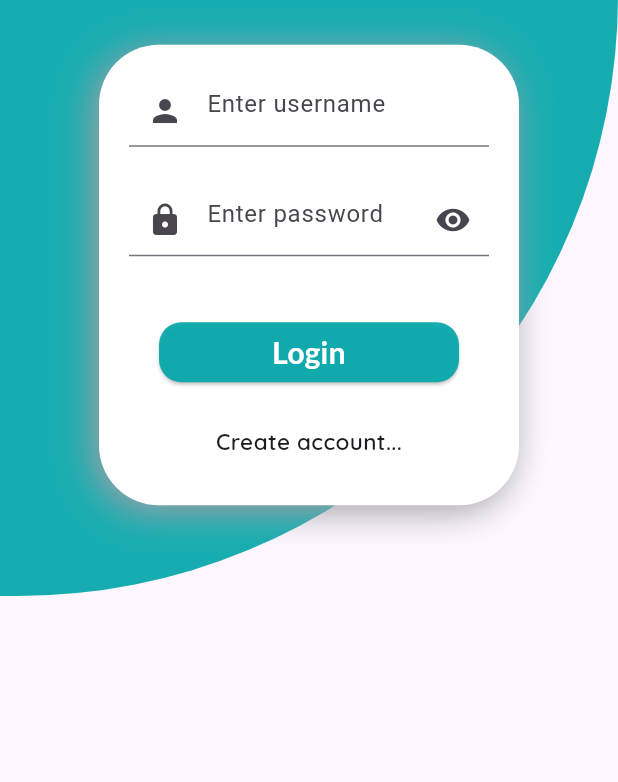
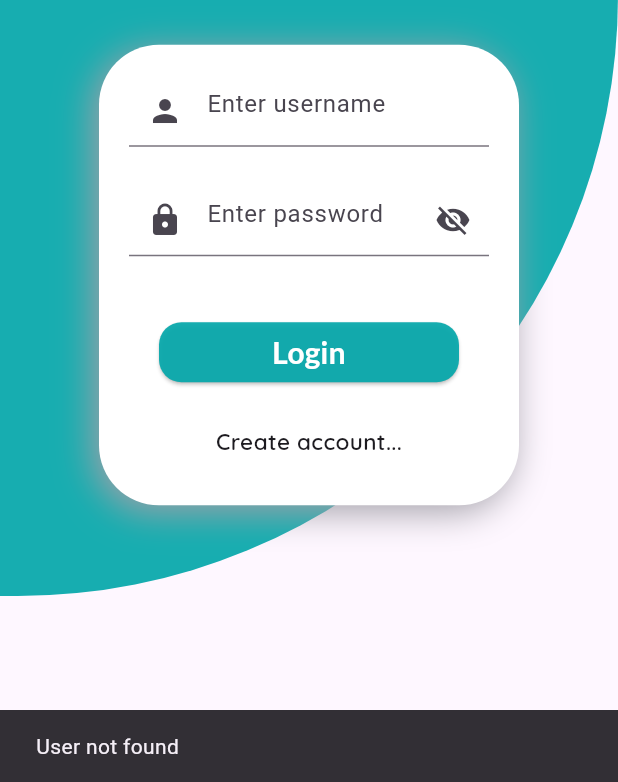
Before and after one commit to flutterrushikesh/Basic-flutter-apps, a Flutter app: the screen it shows after launch, after a tap on "Login", on a phone screen of 412 x 824 dp, the part 454-1236 px from its top. Run offline on Flutter 3.47's test engine with Material 3 defaults, Android fonts, the phone set to English and light mode, and no system bars; our stand-ins replace flutter_slidable, google_fonts, sqflite; accounts and stored records are empty; network calls fail.

Commit message:
Toggle visibility

```diff
--- a/todo_app/lib/login.dart
+++ b/todo_app/lib/login.dart
@@ -1,8 +1,10 @@
+import 'package:flutter/cupertino.dart';
 import 'package:flutter/material.dart';
-
+import 'package:flutter/widgets.dart';
 import 'package:google_fonts/google_fonts.dart';
 import 'package:todo_app/database.dart';
 import 'package:todo_app/modelclass.dart';
+import 'app.dart';
 
 class Login extends StatefulWidget {
   const Login({super.key});
@@ -22,7 +24,15 @@ class _LoginState extends State {
   TextEditingController phoneNoController = TextEditingController();
   TextEditingController emailController = TextEditingController();
 
+  bool isShowText = false;
   bool isLogin = false;
+  bool showText() {
+    if (isShowText == true) {
+      return false;
+    } else {
+      return true;
+    }
+  }
 
   Scaffold isLoginScreen() {
     if (isLogin == false) {
@@ -98,12 +108,18 @@ class _LoginState extends State {
                     ),
                     TextFormField(
                       controller: passwordController,
-                      autofocus: false,
-                      obscureText: true,
+                      // autofocus: false,
+                      obscureText: showText(),
                       obscuringCharacter: "*",
-                      decoration: const InputDecoration(
-                        prefixIcon: Icon(Icons.lock),
-                        suffixIcon: Icon(Icons.remove_red_eye),
+                      decoration: InputDecoration(
+                        prefixIcon: const Icon(Icons.lock),
+                        suffixIcon: GestureDetector(
+                          onTap: () {
+                            setState(() {});
+                            isShowText = !isShowText;
+                          },
+                          child: toggleVisibilityIcon(),
+                        ),
                         hintText: "Enter password",
                       ),
                       validator: (value) {
@@ -132,7 +148,14 @@ class _LoginState extends State {
                                 backgroundColor: MaterialStatePropertyAll(
                                   Color.fromRGBO(7, 168, 171, 0.936),
                                 )),
-                            onPressed: () {},
+                            onPressed: () async {
+                              List userData = await getData();
+
+                              setState(() {
+                                validateLogin(userData);
+                                clearControllers();
+                              });
+                            },
                             child: Text(
                               "Login",
                               style: GoogleFonts.lato(
@@ -188,7 +211,22 @@ class _LoginState extends State {
           child: Column(
             mainAxisAlignment: MainAxisAlignment.center,
             children: [
-              const SizedBox(height: 87),
+              const SizedBox(
+                height: 30,
+              ),
+              Row(
+                children: [
+                  GestureDetector(
+                    onTap: () {
+                      isLogin = !isLogin;
+                      setState(() {});
+                    },
+                    child: Container(
+                        margin: const EdgeInsets.all(15),
+                        child: const Icon(Icons.arrow_back)),
+                  )
+                ],
+              ),
               Text(
                 "Let's register in",
                 style: GoogleFonts.lato(
@@ -285,11 +323,18 @@ class _LoginState extends State {
                     TextFormField(
                       controller: passwordController,
                       autofocus: false,
-                      obscureText: true,
+                      obscureText: showText(),
                       obscuringCharacter: "*",
-                      decoration: const InputDecoration(
-                        prefixIcon: Icon(Icons.lock),
-                        suffixIcon: Icon(Icons.remove_red_eye),
+                      decoration: InputDecoration(
+                        prefixIcon: const Icon(Icons.lock),
+                        suffixIcon: GestureDetector(
+                          onTap: () {
+                            setState(() {
+                              isShowText = !isShowText;
+                            });
+                          },
+                          child: toggleVisibilityIcon(),
+                        ),
                         hintText: "Enter password",
                       ),
                       keyboardType: TextInputType.emailAddress,
@@ -368,6 +413,14 @@ class _LoginState extends State {
     passwordController.clear();
   }
 
+  Icon toggleVisibilityIcon() {
+    if (isShowText == true) {
+      return const Icon(Icons.visibility);
+    } else {
+      return const Icon(Icons.visibility_off);
+    }
+  }
+
   void inserObj() {
     if (usernameController.text.trim().isNotEmpty &&
         passwordController.text.trim().isNotEmpty &&
@@ -394,4 +447,27 @@ class _LoginState extends State {
       );
     }
   }
+
+  void validateLogin(List obj) {
+    for (int i = 0; i < obj.length; i++) {
+      if (obj[i].username == usernameController.text &&
+          obj[i].password == passwordController.text) {
+        Navigator.of(context).pushReplacement(
+          MaterialPageRoute(
+            builder: (context) => const TodoApp(),
+          ),
+        );
+        ScaffoldMessenger.of(context).showSnackBar(
+          const SnackBar(
+            content: Text("Login sucsessful"),
+          ),
+        );
+      }
+    }
+    ScaffoldMessenger.of(context).showSnackBar(
+      const SnackBar(
+        content: Text("User not found"),
+      ),
+    );
+  }
 }
```
